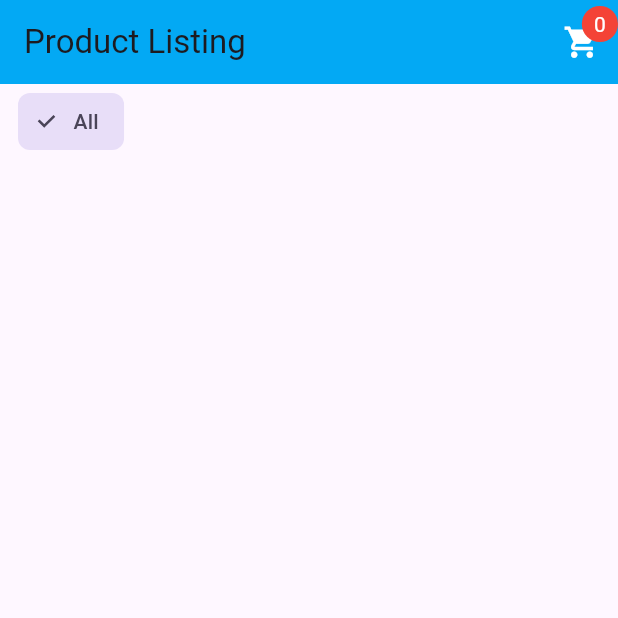
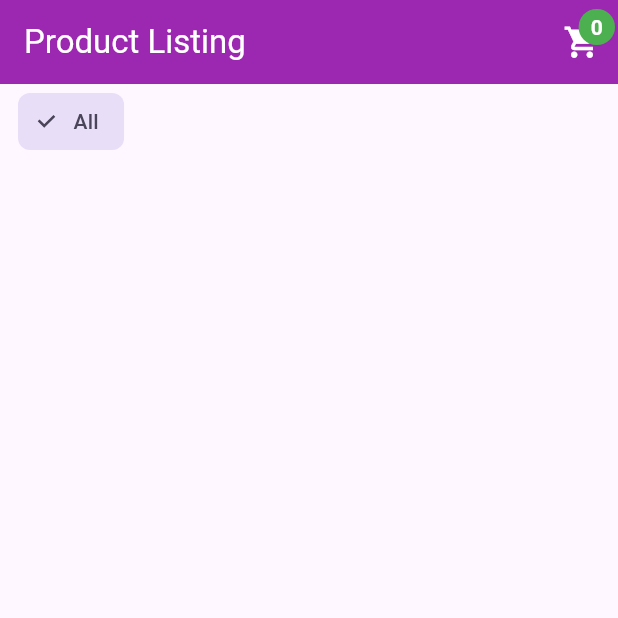
Before and after one commit to KetanSatani-TheOneTech/dhruvil_interview_assignment, a Flutter app: the ProductListScreen screen opened directly, on a phone screen of 412 x 824 dp, the top half of it. Run offline on Flutter 3.47's test engine with Material 3 defaults, Android fonts, the phone set to English and light mode, and no system bars; accounts and stored records are empty; network calls fail.

Commit message:
- Minor modification added.

```diff
--- a/lib/screens/authentication/auth_screen.dart
+++ b/lib/screens/authentication/auth_screen.dart
@@ -34,8 +34,8 @@ class _AuthScreenState extends State<AuthScreen> {
   Widget build(BuildContext context) {
     return Scaffold(
       appBar: AppBar(
-        title: Text(_isLogin ? "Login" : "Sign Up"),
-        backgroundColor: Colors.lightBlue,
+        title: Text(_isLogin ? "Login" : "Sign Up",style: TextStyle(color: Colors.white)),
+        backgroundColor: Colors.purple,
       ),
       body: SafeArea(
           child: Padding(
--- a/lib/screens/product/product_list_screen.dart
+++ b/lib/screens/product/product_list_screen.dart
@@ -45,8 +45,8 @@ class _ProductListScreenState extends State<ProductListScreen> {
 
     return Scaffold(
       appBar: AppBar(
-        title: Text("Product Listing"),
-        backgroundColor: Colors.lightBlue,
+        title: Text("Product Listing", style: TextStyle(color: Colors.white),),
+        backgroundColor: Colors.purple,
         actions: [
           Consumer<CartProvider>(
             builder: (context, card, child) {
--- a/lib/screens/product/widgets/count_badge_widget.dart
+++ b/lib/screens/product/widgets/count_badge_widget.dart
@@ -2,14 +2,15 @@ import 'package:flutter/material.dart';
 
 Widget countBadge(int count) {
   return Container(
+    margin: EdgeInsets.all(2),
     padding: EdgeInsets.symmetric(horizontal: count > 9 ? 10 : 8, vertical: 2),
     decoration: BoxDecoration(
-      color: Colors.red,
+      color: Colors.green,
       borderRadius: BorderRadius.circular(20),
     ),
     child: Text(
       count > 99 ? "99+" : "$count",
-      style: TextStyle(color: Colors.white),
+      style: TextStyle(color: Colors.white, fontWeight: FontWeight.bold),
     ),
   );
 }
```
Also changed, not shown: lib/screens/product/product_detail_screen.dart (+4 -3 lines).
